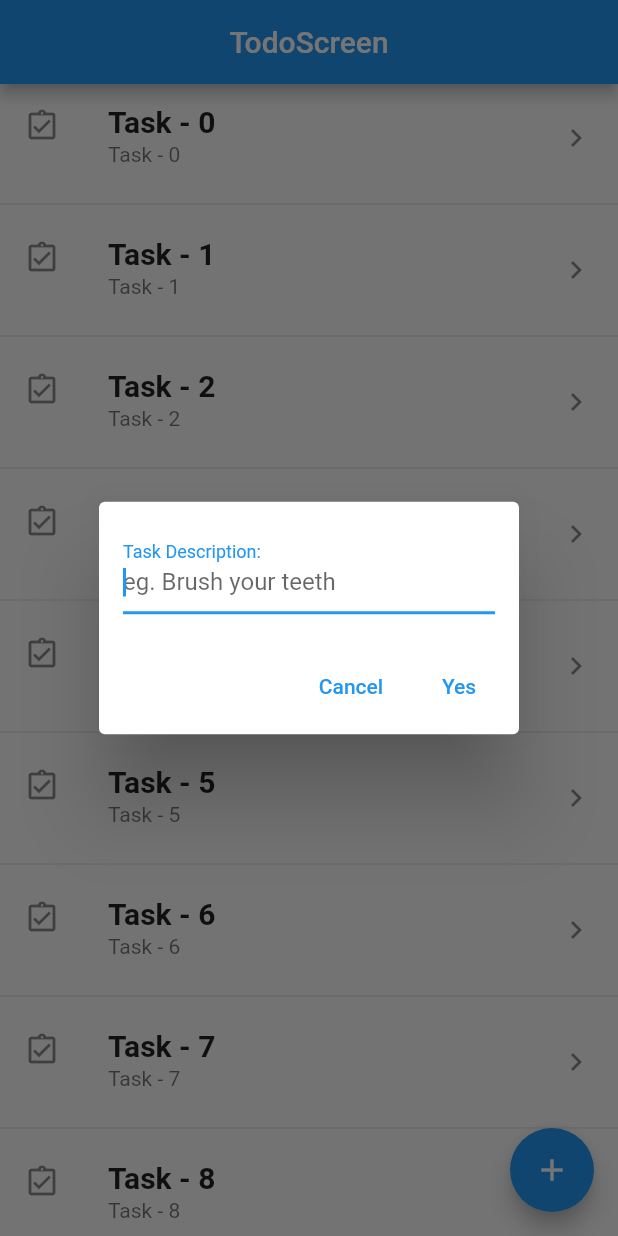
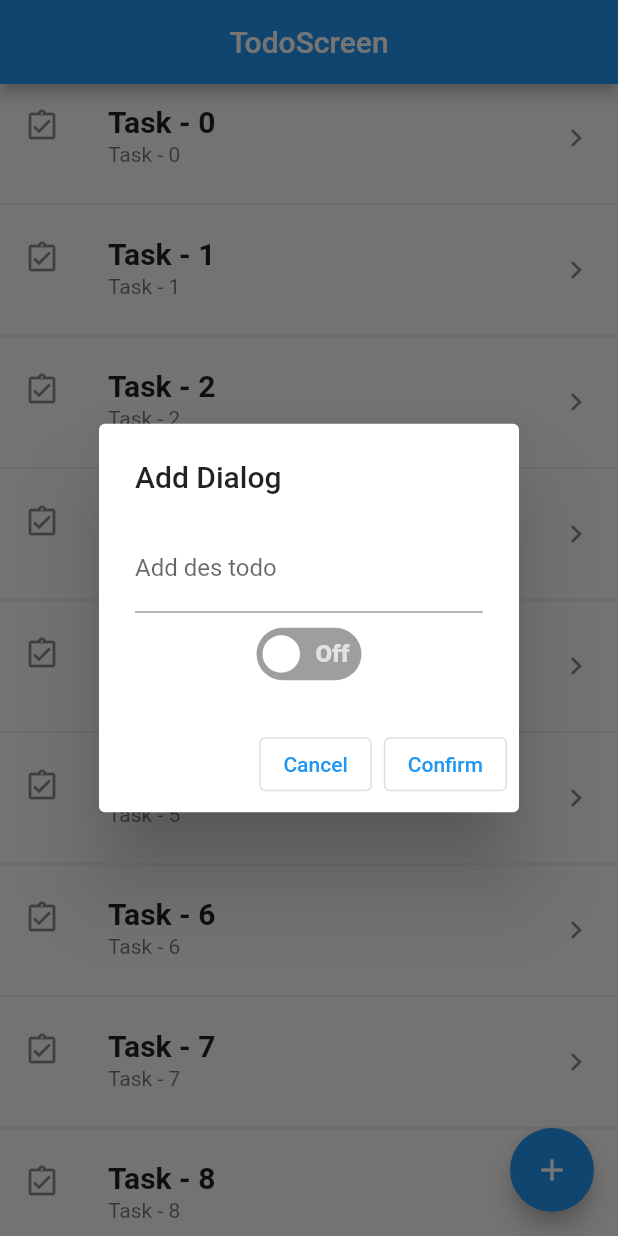
Before and after one commit to tiendeptrai7/vitalifyapp, a Flutter app: the TodoScreen screen opened directly, after a tap on the "add" icon, on a phone screen of 412 x 824 dp. Run offline on Flutter 3.47's test engine with Material 2 defaults, Android fonts, the phone set to English and light mode, and no system bars; drawn by our look-alikes of flutter_switch; our stand-ins replace flutter_mobx, mobx; generated files the repository leaves out were written again.

Commit message:
Custom "dialog add" todo + add FlutterSwitch add "Dialog update" todo

```diff
--- a/lib/homepage.dart
+++ b/lib/homepage.dart
@@ -1,21 +1,22 @@
 import 'package:flutter/material.dart';
 import 'package:flutter_mobx/flutter_mobx.dart';
-
+import 'package:flutter_switch/flutter_switch.dart';
 import 'package:mobx/mobx.dart';
-
 import 'mobx/todo_list.dart';
 
 class TodoScreen extends StatefulWidget {
   const TodoScreen({Key? key}) : super(key: key);
 
   @override
-  State<TodoScreen> createState() => _listViewTodoState();
+  State<TodoScreen> createState() => _TodoState();
 }
 
-class _listViewTodoState extends State<TodoScreen> {
+class _TodoState extends State<TodoScreen> {
   @observable
+  final taskController = TextEditingController();
 
   Todo_list? todo_list;
+
   @override
   Widget build(BuildContext context) {
     todo_list = Todo_list();
@@ -25,7 +26,7 @@ class _listViewTodoState extends State<TodoScreen> {
         centerTitle: true,
         title: const Text('TodoScreen'),
       ),
-      body: Center(child: _listViewBuilder()),
+      body: Center(child: _listView()),
       floatingActionButton: FloatingActionButton(
         onPressed: () => addDialog(),
         tooltip: 'Add more tasks',
@@ -34,14 +35,12 @@ class _listViewTodoState extends State<TodoScreen> {
     );
   }
 
-
-
-  Widget _listViewBuilder() {
+  Widget _listView() {
     return Observer(
-        builder: (context) => ListView.separated(
+        builder: (context) =>
+            ListView.separated(
               shrinkWrap: true,
-          itemBuilder: (BuildContext context, int index)
-            {
+              itemBuilder: (BuildContext context, int i) {
                 return Dismissible(
                   key: UniqueKey(),
                   direction: DismissDirection.endToStart,
@@ -52,86 +51,202 @@ class _listViewTodoState extends State<TodoScreen> {
                       child: const Icon(Icons.delete_forever,
                           color: Colors.white, size: 50.0)),
                   onDismissed: (direction) {
-                  todo_list!.removeTodoAt(index);
-                  ScaffoldMessenger.of(context).showSnackBar(
-                      SnackBar(content: Text('${todo_list!.todos[index].description} dismissed')));
+                    todo_list!.removeTodoAt(i);
+                    ScaffoldMessenger.of(context).showSnackBar(SnackBar(
+                        content: Text(
+                            '${todo_list!.todos[i].description} dismissed')));
                   },
                   child: InkWell(
-                  child: _todoItemsBuilder(index),
+                    child: _todoItems(i),
                   ),
                 );
               },
-
               separatorBuilder: (BuildContext context, int index) =>
               const Divider(),
               itemCount: todo_list!.todos.length,
             ));
   }
 
-  //----TO DO ITEMS----//
-
-  Widget _todoItemsBuilder(int index) {
+  Widget _todoItems(int i) {
+    return Observer(builder: (BuildContext context) {
+      if (todo_list!.todos[i].done == true) {
+        return ListTile(
+          leading: const Icon(Icons.done),
+          title: Text(
+            todo_list!.todos[i].description,
+            style: const TextStyle(fontSize: 20, fontWeight: FontWeight.bold,color: Colors.lightBlue),
+          ),
+          subtitle: Text(
+            todo_list!.todos[i].description,
+          ),
+          trailing:
+          const Icon(Icons.navigate_next),
+          onLongPress: () => deleteDialog(i),
+          onTap:  () => updateDialog(
+              done: todo_list!.todos[i].done,
+              desc: todo_list!.todos[i].description,
+              index: i),
+        );
+      } else {
         return ListTile(
           leading: const Icon(Icons.assignment_turned_in_outlined),
           title: Text(
-        todo_list!.todos[index].description,
+            todo_list!.todos[i].description,
             style: const TextStyle(fontSize: 20, fontWeight: FontWeight.bold),
           ),
           subtitle: Text(
-        todo_list!.todos[index].description,
+            todo_list!.todos[i].description,
           ),
-      trailing: const Icon(Icons.navigate_next),
-      //onLongPress: () => delDialog(index),
-      onTap:  () => delDialog(index),
+          trailing:
+          const Icon(Icons.navigate_next),
+          onLongPress: () => addDialog(),
+          onTap:  () => updateDialog(
+              done: todo_list!.todos[i].done,
+              desc: todo_list!.todos[i].description,
+              index: i),
+        );
+      }
+    },
 
     );
+
   }
 
-
-
-  final taskController = TextEditingController();
-
   addDialog() async {
+    bool status = false;
     taskController.clear();
     await showDialog<String>(
       context: context,
+      builder: (BuildContext context) =>
+        StatefulBuilder(
+            builder: (context,setState ) =>
+                AlertDialog(
+                  title: const Text('Add Dialog'),
+                  content: Column(
+                    mainAxisSize: MainAxisSize.min,
+                    children: [
+                      TextField(
+                        controller: taskController,
+                        decoration: const InputDecoration(
+                            labelText: 'Add des todo'),
+                      ),
+                      const SizedBox(
+                        height: 10,
+                      ),
+                      FlutterSwitch(
+                        value: status,
+                        showOnOff: true,
+                        onToggle: (val) {
+                          setState(() {
+                            status = val;
+                          });
+                        },
+                      ),
+
+                    ],
+                  ),
+                  actions: [
+
+
+                    const SizedBox(
+                      height: 5,
+                    ),
+                    OutlinedButton(
+                        onPressed: () {
+                          Navigator.pop(context, false);
+                        },
+                        child: const Text('Cancel')),
+                    OutlinedButton(
+                        onPressed: () {
+                          Navigator.pop(context, 'Yes');
+                          if (taskController.text.isNotEmpty) {
+                            todo_list!.addTodo(
+                          taskController.text, status);
+                          }
+                        },
+                        child: const Text('Confirm'))
+                  ],
+                )
+        )
+    );
+  }
+  final desTextController = TextEditingController();
+  @action
+
+  updateDialog(
+      {bool done = false, String desc = "", int index = -1}) {
+    desTextController.text = desc;
+    showDialog<void>(
+      context: context,
       builder: (BuildContext context) => AlertDialog(
         contentPadding: const EdgeInsets.all(16.0),
-        content: Row(
+        title: const SizedBox(
+            width: double.infinity,
+            child:  Text(
+               "Update",
+              textAlign: TextAlign.center,
+            )),
+        content: StatefulBuilder(
+          builder: (BuildContext context, StateSetter setState) {
+            return SingleChildScrollView(
+              child: ListBody(
                 children: <Widget>[
                   Expanded(
                     child: TextField(
-                    controller: taskController,
+                        controller: desTextController,
                         autofocus: true,
                         decoration: const InputDecoration(
                             labelText: 'Task Description: ',
-                        hintText: 'eg. Brush your teeth'))),
+                            hintText: 'eg. Brush your teeth')),
+                  ),
+                  Padding(
+                    padding: const EdgeInsets.all(8.0),
+                    child: Row(
+                      mainAxisAlignment: MainAxisAlignment.center,
+                      crossAxisAlignment: CrossAxisAlignment.center,
+                      children: [
+                        FlutterSwitch(
+                          value: done,
+                          showOnOff: true,
+                          onToggle: (value) => {
+                            setState(() {
+                              done = value;
+                            })
+                          },
+                        )
                       ],
                     ),
+                  ),
+                ],
+              ),
+            );
+          },
+        ),
         actions: <Widget>[
-          TextButton(
-            onPressed: () => Navigator.pop(context, 'Cancel'),
-            child: const Text('Cancel'),
-          ),
-          TextButton(
-            onPressed: () => {
-              Navigator.pop(context, 'Yes'),
-              if (taskController.text.isNotEmpty)
-                todo_list!.addTodo(taskController.text)
+          OutlinedButton(
+              onPressed: () {
+                Navigator.pop(context, false);
               },
-            child: const Text('Yes'),
-          ),
+              child: const Text('Cancel')),
+          OutlinedButton(
+              onPressed: () {
+                Navigator.pop(context, 'Yes');
+                if (desTextController.text.isNotEmpty) {
+                  todo_list!.updateTodo(index, desTextController.text, done);
+                }
+              },
+              child: const Text('Confirm'))
         ],
       ),
     );
   }
 
-  //----DELETE DIALOG----//
 
-  bool delDialog(int index) {
+  bool deleteDialog(int index) {
     showDialog<String>(
       context: context,
-      builder: (BuildContext context) => AlertDialog(
+      builder: (BuildContext context) =>
+          AlertDialog(
             title: const Text(
               'Delete item!!',
               style: TextStyle(color: Colors.blueAccent),
--- a/lib/mobx/todo.dart
+++ b/lib/mobx/todo.dart
@@ -4,7 +4,7 @@ part 'todo.g.dart';
 class Todo = _Todo with _$Todo ;
 
 abstract class _Todo with Store {
-  _Todo(this.description);
+  _Todo(this.description,this.done);
   @observable
   String description = '';
   @observable
--- a/lib/mobx/todo_list.dart
+++ b/lib/mobx/todo_list.dart
@@ -1,3 +1,4 @@
+
 import 'package:mobx/mobx.dart';
 
 import 'todo.dart';
@@ -16,7 +17,7 @@ abstract class _Todo_list with Store {
   @action
   void initTodos() {
     for (var i = 0; i < 10; i++) {
-      todos.add(Todo("Task - " + i.toString()));
+      todos.add(Todo("Task - " + i.toString(),false));
     }
   }
 
@@ -26,7 +27,13 @@ abstract class _Todo_list with Store {
   }
 
   @action
-  addTodo(String des) {
-    todos.add(Todo(des));
+  addTodo(String des,bool d) {
+    todos.add(Todo(des,d));
+  }
+
+  @action
+  updateTodo(int index, String des, bool d) {
+    todos[index].description = des;
+    todos[index].done = d;
   }
 }
--- a/pubspec.yaml
+++ b/pubspec.yaml
@@ -27,6 +27,7 @@ environment:
 # the latest version available on pub.dev. To see which dependencies have newer
 # versions available, run `flutter pub outdated`.
 dependencies:
+  flutter_switch: ^0.3.2
   mobx: ^2.0.6+1
   flutter_mobx: ^2.0.4
   flutter:
```
Also changed, not shown: lib/mobx/todo_list.g.dart, pubspec.lock. Lines whose indentation alone changed are shown as unchanged.
